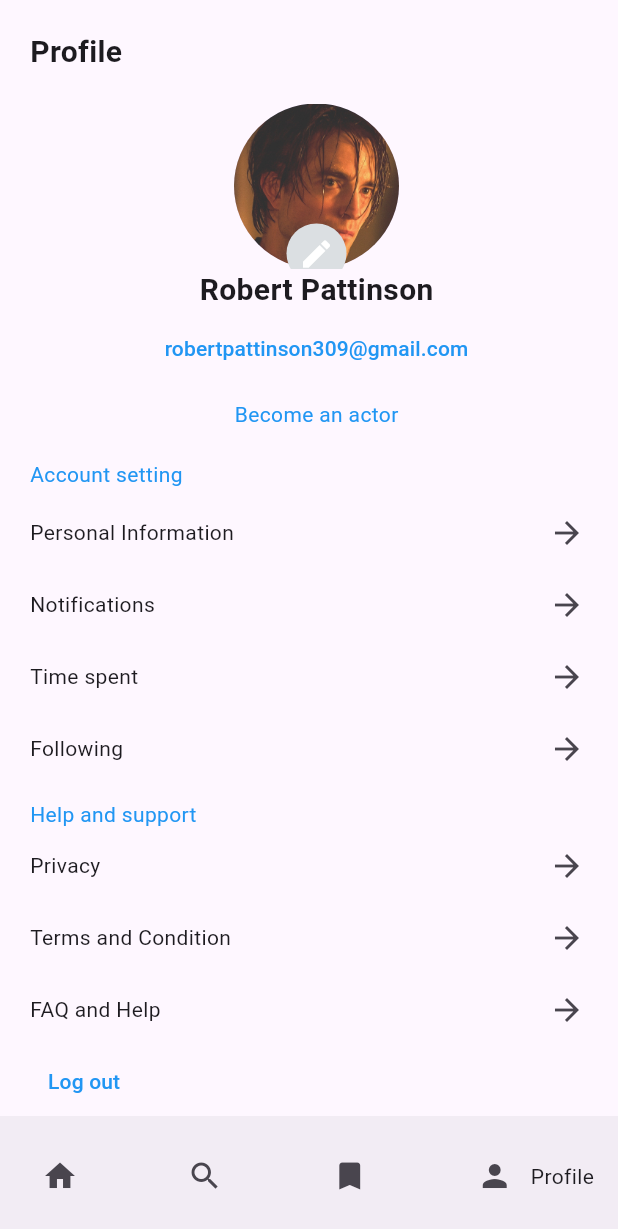
After one commit to Sanzay-Chaudhary/News-App, a Flutter app: the DetailPage screen opened by its route, item 4 of the bottom bar chosen, on a phone screen of 412 x 824 dp. The commit adds this screen. Shown: the top 1229 px of the screen. Run offline on Flutter 3.47's test engine with Material 3 defaults, Android fonts, the phone set to English and light mode, and no system bars; our stand-ins replace image_picker; missing offline and left inert: dart:html; network calls fail.

Commit message:
added profile_page

```diff
--- a/lib/features/detail/page/detail_page.dart
+++ b/lib/features/detail/page/detail_page.dart
@@ -3,6 +3,7 @@ import 'package:flutter/material.dart';
 import 'package:flutter/widgets.dart';
 import 'package:news_app/features/detail/widgets/catergory_title.dart';
 import 'package:news_app/features/detail/widgets/down_category.dart';
+import 'package:news_app/features/profile/page/profile_page.dart';
 
 class DetailPage extends StatefulWidget {
   const DetailPage({super.key});
@@ -231,7 +232,10 @@ class _DetailPageState extends State<DetailPage> {
                 // onPressed for Saved item
                 break;
               case 3:
-                // onPressed for Profile item
+                Navigator.push(
+                    context,
+                    MaterialPageRoute(
+                        builder: (context) => const ProfilePage()));
                 break;
             }
           },
--- a/lib/features/home/page/login_page.dart
+++ b/lib/features/home/page/login_page.dart
@@ -144,8 +144,8 @@ class _LoginPageState extends State<LoginPage> {
                                   ? Icons.remove_red_eye
                                   : Icons.remove_red_eye_outlined)),
                           hintText: "Password",
-                          border:
-                              OutlineInputBorder(borderSide: BorderSide.none)),
+                          border: const OutlineInputBorder(
+                              borderSide: BorderSide.none)),
                     ),
                   ],
                 ),
--- /dev/null
+++ b/lib/features/profile/page/profile_page.dart
@@ -0,0 +1,169 @@
+import 'package:flutter/cupertino.dart';
+import 'package:flutter/material.dart';
+import 'package:flutter/rendering.dart';
+import 'package:flutter/widgets.dart';
+import 'package:news_app/features/home/page/home_page.dart';
+import 'package:news_app/features/detail/page/detail_page.dart';
+import 'package:news_app/features/home/page/login_page.dart';
+import 'package:news_app/features/enviroment/page/enviroment_page.dart';
+import 'package:image_picker/image_picker.dart';
+
+class ProfilePage extends StatefulWidget {
+  const ProfilePage({super.key});
+
+  @override
+  State<ProfilePage> createState() => _ProfilePageState();
+}
+
+class _ProfilePageState extends State<ProfilePage> {
+  @override
+  Widget build(BuildContext context) {
+    return Scaffold(
+      body: Container(
+        padding: const EdgeInsets.only(
+          left: 20,
+          right: 10,
+          top: 20,
+        ),
+        child: SingleChildScrollView(
+          child: Column(
+            crossAxisAlignment: CrossAxisAlignment.start,
+            children: [
+              const Text(
+                "Profile",
+                style: TextStyle(fontSize: 20, fontWeight: FontWeight.bold),
+              ),
+              const SizedBox(
+                height: 20,
+              ),
+              Center(
+                child: Column(
+                  children: [
+                    Stack(
+                      children: [
+                        const CircleAvatar(
+                          maxRadius: 55,
+                          backgroundImage: AssetImage("assets/images/pat.jpg"),
+                        ),
+                        Positioned(
+                          left: 35,
+                          // right: 80,
+                          bottom: -10,
+                          child: CircleAvatar(
+                            backgroundColor:
+                                const Color.fromARGB(255, 219, 223, 226),
+                            child: IconButton(
+                                onPressed: () {},
+                                icon: const Icon(
+                                  Icons.edit,
+                                  color: Colors.white,
+                                )),
+                          ),
+                        ),
+                      ],
+                    ),
+                    const Text(
+                      "Robert Pattinson",
+                      style:
+                          TextStyle(fontSize: 20, fontWeight: FontWeight.bold),
+                    ),
+                    TextButton(
+                        onPressed: () {},
+                        child: const Text(
+                          "robertpattinson309@gmail.com",
+                          style: TextStyle(color: Colors.blue),
+                        )),
+                    const SizedBox(
+                      height: 10,
+                    ),
+                    const Text(
+                      "Become an actor",
+                      style: TextStyle(color: Colors.blue),
+                    ),
+                  ],
+                ),
+              ),
+              const SizedBox(
+                height: 20,
+              ),
+              Column(
+                crossAxisAlignment: CrossAxisAlignment.start,
+                children: [
+                  const Text(
+                    "Account setting",
+                    style: TextStyle(color: Colors.blue),
+                  ),
+                  const SizedBox(
+                    height: 5,
+                  ),
+                  information("Personal Information", Icons.arrow_forward),
+                  information("Notifications", Icons.arrow_forward),
+                  information("Time spent", Icons.arrow_forward),
+                  information("Following", Icons.arrow_forward),
+                  const SizedBox(
+                    height: 10,
+                  ),
+                  const Text(
+                    "Help and support",
+                    style: TextStyle(color: Colors.blue),
+                  ),
+                  information("Privacy", Icons.arrow_forward),
+                  information("Terms and Condition", Icons.arrow_forward),
+                  information("FAQ and Help", Icons.arrow_forward),
+                  TextButton(
+                      onPressed: () {},
+                      child: const Text(
+                        "Log out",
+                        style: TextStyle(color: Colors.blue),
+                      )),
+                ],
+              ),
+            ],
+          ),
+        ),
+      ),
+      bottomNavigationBar: BottomAppBar(
+        child: Row(
+          mainAxisAlignment: MainAxisAlignment.spaceBetween,
+          children: [
+            IconButton(
+              icon: const Icon(Icons.home),
+              onPressed: () {},
+            ),
+            IconButton(
+              icon: const Icon(Icons.search),
+              onPressed: () {},
+            ),
+            IconButton(
+              icon: const Icon(Icons.bookmark),
+              onPressed: () {},
+            ),
+            Row(
+              children: [
+                IconButton(
+                  icon: const Icon(Icons.person),
+                  onPressed: () {},
+                ),
+                const Text("Profile"),
+              ],
+            ),
+          ],
+        ),
+      ),
+    );
+  }
+}
+
+Widget information(String text, IconData iconData) {
+  return Column(
+    children: [
+      Row(
+        mainAxisAlignment: MainAxisAlignment.spaceBetween,
+        children: [
+          Text(text),
+          IconButton(onPressed: () {}, icon: Icon(iconData)),
+        ],
+      )
+    ],
+  );
+}
--- a/lib/main.dart
+++ b/lib/main.dart
@@ -2,7 +2,7 @@ import 'package:flutter/material.dart';
 import 'package:news_app/features/home/page/home_page.dart';
 import 'package:news_app/features/detail/page/detail_page.dart';
 import 'package:news_app/features/home/page/login_page.dart';
-import 'package:news_app/features/reading/page/enviroment_page.dart';
+import 'package:news_app/features/enviroment/page/enviroment_page.dart';
 
 void main() {
   runApp(const MyApp());
--- a/pubspec.yaml
+++ b/pubspec.yaml
@@ -35,6 +35,7 @@ dependencies:
   # The following adds the Cupertino Icons font to your application.
   # Use with the CupertinoIcons class for iOS style icons.
   cupertino_icons: ^1.0.6
+  image_picker: ^1.1.1
 
 dev_dependencies:
   flutter_test:
```
Also changed, not shown: lib/features/enviroment/page/enviroment_page.dart (renamed from lib/features/reading/page/enviroment_page.dart), lib/screens/profile/page/profile_page.dart (deleted), pubspec.lock, 3 other files.
